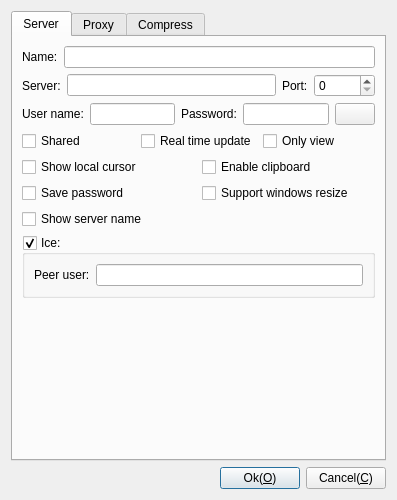
Qt form Plugins/RabbitVNC/Client/DlgSettingsRabbitVNC.ui (KangLin/RabbitRemoteControl) before a commit.
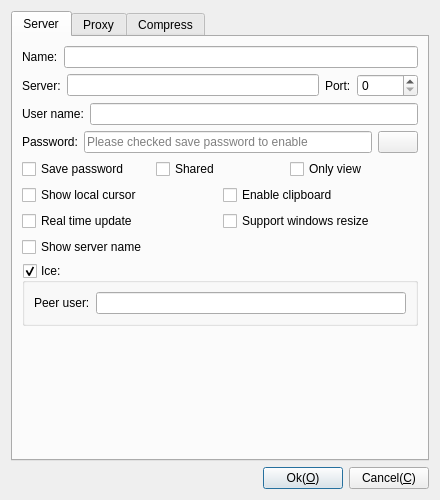
The same form after that commit. Icons and pictures are not drawn.

Commit message:
RabbitVNC: modify input password
When using the "Edit and Connect" feature in the connection list, if you do not choose to "save password", the Enter Password dialog box appears again when you connect after you enter the password. The reason is that after the settings dialog, save the configuration file, and then use the configuration file to connect. At this time, if you do not save the password, the password will not be saved to the configuration file, so the Enter Password dialog will appear when connecting.

```diff
--- a/Plugins/RabbitVNC/Client/DlgSettingsRabbitVNC.ui
+++ b/Plugins/RabbitVNC/Client/DlgSettingsRabbitVNC.ui
@@ -6,7 +6,7 @@
    <rect>
     <x>0</x>
     <y>0</y>
-    <width>397</width>
+    <width>440</width>
     <height>500</height>
    </rect>
   </property>
@@ -116,7 +116,7 @@
         </layout>
        </item>
        <item row="2" column="0">
-        <layout class="QHBoxLayout" name="horizontalLayout">
+        <layout class="QHBoxLayout" name="horizontalLayout_2">
          <item>
           <widget class="QLabel" name="label_2">
            <property name="text">
@@ -127,6 +127,10 @@
          <item>
           <widget class="QLineEdit" name="leUserName"/>
          </item>
+        </layout>
+       </item>
+       <item row="3" column="0">
+        <layout class="QHBoxLayout" name="horizontalLayout">
          <item>
           <widget class="QLabel" name="label_3">
            <property name="text">
@@ -145,6 +149,9 @@
            <property name="echoMode">
             <enum>QLineEdit::Password</enum>
            </property>
+           <property name="placeholderText">
+            <string>Please checked save password to enable</string>
+           </property>
           </widget>
          </item>
          <item>
@@ -165,8 +172,15 @@
          </item>
         </layout>
        </item>
-       <item row="3" column="0">
+       <item row="4" column="0">
         <layout class="QHBoxLayout" name="horizontalLayout_7">
+         <item>
+          <widget class="QCheckBox" name="cbSave">
+           <property name="text">
+            <string>Save password</string>
+           </property>
+          </widget>
+         </item>
          <item>
           <widget class="QCheckBox" name="cbShared">
            <property name="text">
@@ -174,13 +188,6 @@
            </property>
           </widget>
          </item>
-         <item>
-          <widget class="QCheckBox" name="cbRealTimeUpdate">
-           <property name="text">
-            <string>Real time update</string>
-           </property>
-          </widget>
-         </item>
          <item>
           <widget class="QCheckBox" name="cbOnlyView">
            <property name="text">
@@ -190,7 +197,7 @@
          </item>
         </layout>
        </item>
-       <item row="4" column="0">
+       <item row="5" column="0">
         <layout class="QHBoxLayout" name="horizontalLayout_8">
          <item>
           <widget class="QCheckBox" name="cbLocalCursor">
@@ -208,32 +215,32 @@
          </item>
         </layout>
        </item>
-       <item row="5" column="0">
+       <item row="6" column="0">
         <layout class="QGridLayout" name="gridLayout">
-         <item row="0" column="0">
-          <widget class="QCheckBox" name="cbSave">
-           <property name="text">
-            <string>Save password</string>
-           </property>
-          </widget>
-         </item>
-         <item row="0" column="1">
+         <item row="0" column="2">
           <widget class="QCheckBox" name="cbResizeWindows">
            <property name="text">
             <string>Support windows resize</string>
            </property>
           </widget>
          </item>
+         <item row="0" column="1">
+          <widget class="QCheckBox" name="cbRealTimeUpdate">
+           <property name="text">
+            <string>Real time update</string>
+           </property>
+          </widget>
+         </item>
         </layout>
        </item>
-       <item row="6" column="0">
+       <item row="7" column="0">
         <widget class="QCheckBox" name="cbShowServerName">
          <property name="text">
           <string>Show server name</string>
          </property>
         </widget>
        </item>
-       <item row="7" column="0">
+       <item row="8" column="0">
         <widget class="QGroupBox" name="gpIce">
          <property name="title">
           <string>Ice:</string>
@@ -262,7 +269,7 @@
          </layout>
         </widget>
        </item>
-       <item row="8" column="0">
+       <item row="9" column="0">
         <spacer name="verticalSpacer_4">
          <property name="orientation">
           <enum>Qt::Vertical</enum>
```
Left out of the diff: 8 changed lines with no effect on the pictures. The commit also changes 38 other files.
